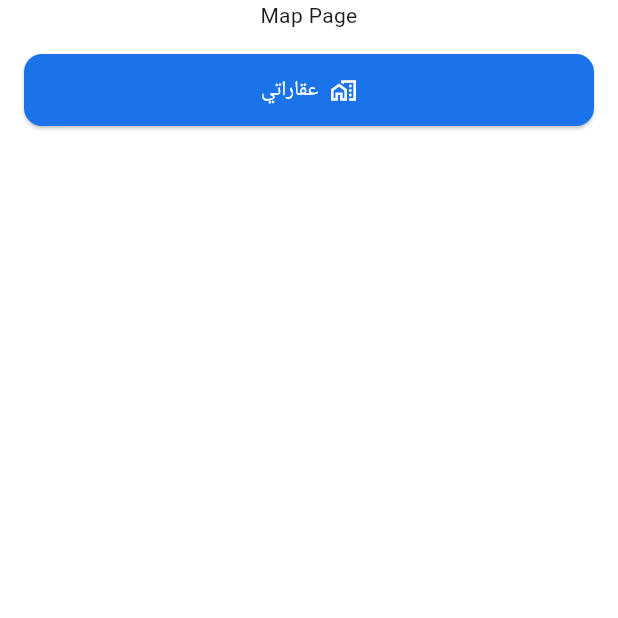
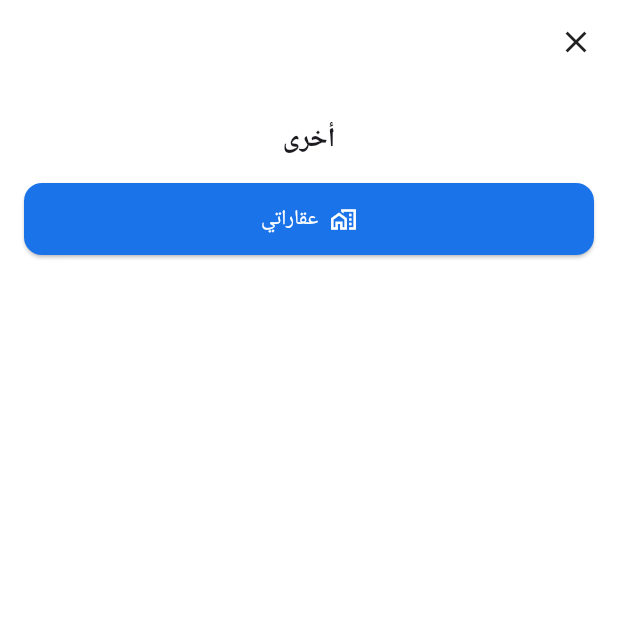
Before and after one commit to alharbisa24/mskn, a Flutter app: the MorePage screen opened directly, on a phone screen of 412 x 824 dp, the top half of it. Run offline on Flutter 3.47's test engine with Material 3 defaults, Android fonts, the phone set to English and light mode, and no system bars; our stand-ins replace awesome_dialog, carousel_slider, cloud_firestore, firebase_auth, firebase_core, firebase_storage and 9 more; accounts and stored records are empty; Roboto replaces fonts that are missing (Tajawal).

Commit message:
more page UI

```diff
--- a/mskn/lib/home/more.dart
+++ b/mskn/lib/home/more.dart
@@ -12,16 +12,47 @@ class _MorePageState extends State<MorePage> {
   @override
   Widget build(BuildContext context) {
   return Scaffold(
+      backgroundColor: Colors.white,
       body: SafeArea(
-        child: SingleChildScrollView(
+        child: CustomScrollView(
+          slivers: [
+            SliverAppBar(
+              pinned: true,
+              floating: true,
+              snap: true,
+              expandedHeight: 0,
+              backgroundColor: Colors.transparent,
+              elevation: 0,
+              leading: Padding(
+                padding: const EdgeInsets.all(8.0),
+                child: CircleAvatar(
+                  backgroundColor: Colors.white.withOpacity(0.6),
+                  child: IconButton(
+                    icon: const Icon(Icons.close, color: Colors.black87),
+                    onPressed: () => Navigator.of(context).pop(),
+                  ),
+                ),
+              ),
+            ),
+            SliverToBoxAdapter(
+              child: Padding(
+                padding: const EdgeInsets.all(16.0),
                 child: Column(
+                  crossAxisAlignment: CrossAxisAlignment.start,
                   children: [
-              Center(
-                child: Text('Map Page'),
+                    const SizedBox(height: 8),
+                    const Center(
+                      child: Text(
+                        'أخرى',
+                        style: TextStyle(
+                          fontSize: 18,
+                          fontWeight: FontWeight.bold,
+                        ),
+                      ),
                     ),
                     const SizedBox(height: 16),
                     Padding(
-                padding: const EdgeInsets.symmetric(horizontal: 16.0),
+                      padding: const EdgeInsets.symmetric(horizontal: 0.0),
                       child: SizedBox(
                         width: double.infinity,
                         child: ElevatedButton.icon(
@@ -41,7 +72,10 @@ class _MorePageState extends State<MorePage> {
                       ),
                     ),
                   ],
-        )
+                ),
+              ),
+            ),
+          ],
         ),
       ),
     );
```
Also changed, not shown: mskn/lib/home_page.dart (+27 -74 lines). Lines whose indentation alone changed are shown as unchanged.
